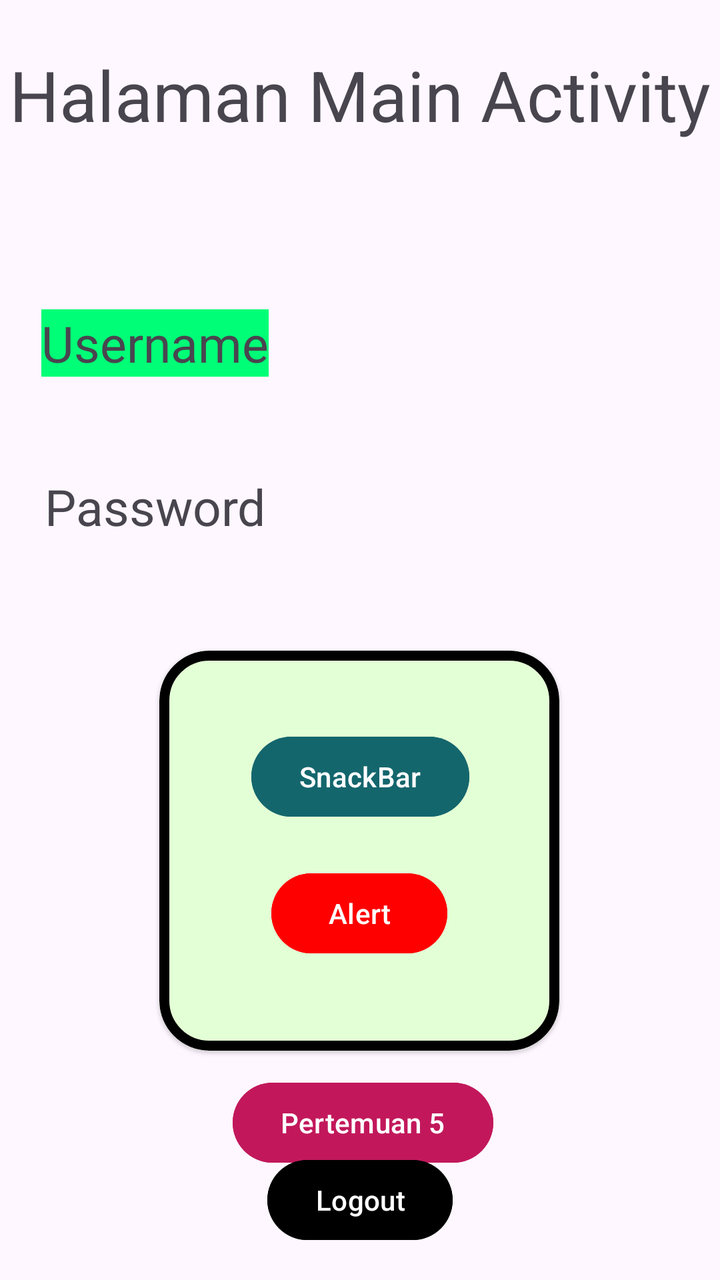
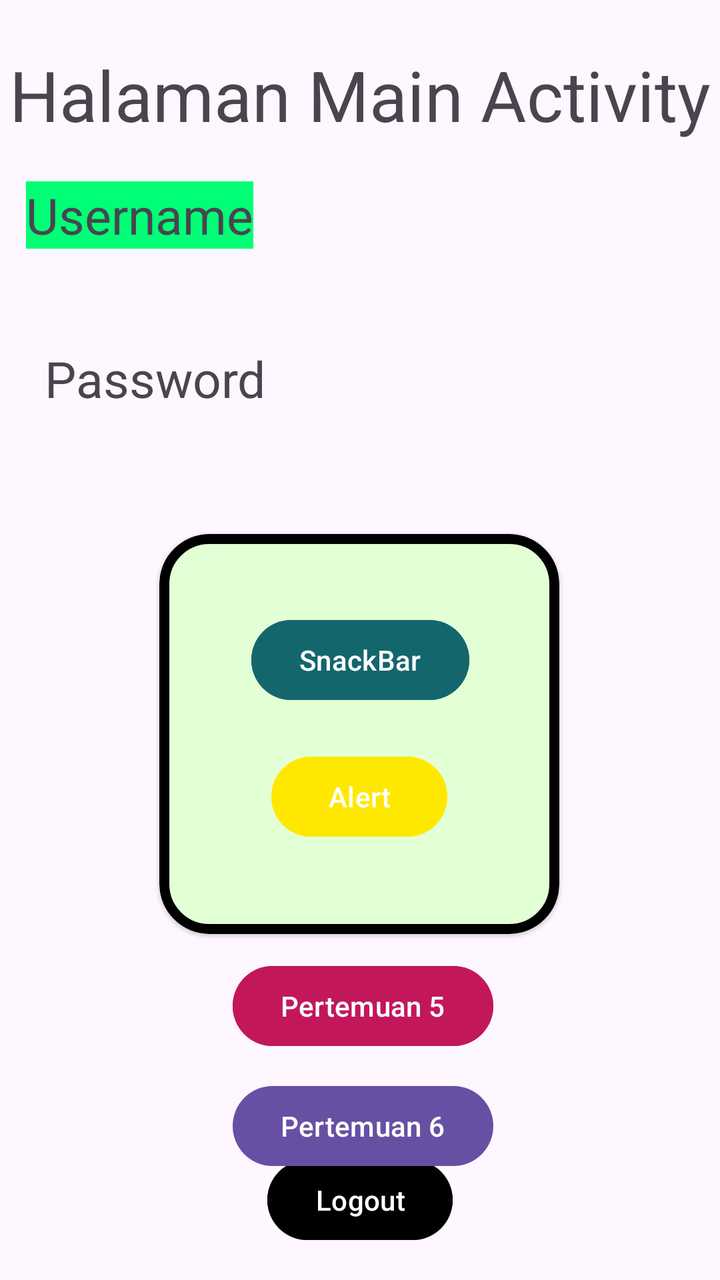

Compare the two renders of this Android layout. The source of the first and the diff that turns it into the second are given below.
<!-- AndroidManifest.xml: application theme Theme.Project_Pramana -->
<!-- res/layout/activity_main.xml -->
<?xml version="1.0" encoding="utf-8"?>
<androidx.constraintlayout.widget.ConstraintLayout xmlns:android="http://schemas.android.com/apk/res/android"
    xmlns:app="http://schemas.android.com/apk/res-auto"
    xmlns:tools="http://schemas.android.com/tools"
    android:id="@+id/main"
    android:layout_width="match_parent"
    android:layout_height="match_parent"
    tools:context=".MainActivity">

    <TextView
        android:id="@+id/txtUsername"
        android:layout_width="wrap_content"
        android:layout_height="wrap_content"
        android:layout_marginTop="84dp"
        android:background="#00FF77"
        android:text="Username"
        android:textSize="25sp"
        app:layout_constraintEnd_toEndOf="parent"
        app:layout_constraintHorizontal_bias="0.084"
        app:layout_constraintStart_toStartOf="parent"
        app:layout_constraintTop_toBottomOf="@+id/textView2" />

    <TextView
        android:id="@+id/txtPassword"
        android:layout_width="wrap_content"
        android:layout_height="wrap_content"
        android:layout_marginTop="48dp"
        android:text="Password"
        android:textSize="25sp"
        app:layout_constraintBottom_toBottomOf="parent"
        app:layout_constraintEnd_toEndOf="parent"
        app:layout_constraintHorizontal_bias="0.09"
        app:layout_constraintStart_toStartOf="parent"
        app:layout_constraintTop_toBottomOf="@+id/txtUsername"
        app:layout_constraintVertical_bias="0.0" />

    <TextView
        android:id="@+id/textView2"
        android:layout_width="wrap_content"
        android:layout_height="wrap_content"
        android:layout_marginTop="24dp"
        android:text="Halaman Main Activity"
        android:textSize="35sp"
        app:layout_constraintEnd_toEndOf="parent"
        app:layout_constraintHorizontal_bias="0.491"
        app:layout_constraintStart_toStartOf="parent"
        app:layout_constraintTop_toTopOf="parent" />

    <com.google.android.material.card.MaterialCardView
        android:id="@+id/materialCardView"
        android:layout_width="200dp"
        android:layout_height="200dp"
        android:layout_marginTop="44dp"
        app:cardBackgroundColor="#E3FFD5"
        app:cardCornerRadius="25dp"
        app:cardElevation="1dp"
        app:layout_constraintBottom_toBottomOf="parent"
        app:layout_constraintEnd_toEndOf="parent"
        app:layout_constraintHorizontal_bias="0.497"
        app:layout_constraintStart_toStartOf="parent"
        app:layout_constraintTop_toBottomOf="@+id/txtPassword"
        app:layout_constraintVertical_bias="0.089"
        app:strokeColor="#000000"
        app:strokeWidth="5dp">

        <androidx.constraintlayout.widget.ConstraintLayout
            android:layout_width="match_parent"
            android:layout_height="match_parent"
            android:layout_margin="15dp">

            <Button
                android:id="@+id/btnSnackbar"
                android:layout_width="wrap_content"
                android:layout_height="wrap_content"
                android:layout_marginTop="24dp"
                android:backgroundTint="#14666D"
                android:text="SnackBar"
                app:layout_constraintEnd_toEndOf="parent"
                app:layout_constraintHorizontal_bias="0.508"
                app:layout_constraintStart_toStartOf="parent"
                app:layout_constraintTop_toTopOf="parent" />

            <Button
                android:id="@+id/btnAlert"
                android:layout_width="wrap_content"
                android:layout_height="wrap_content"
                android:backgroundTint="@color/yellow"
                android:text="Alert"
                app:layout_constraintBottom_toBottomOf="parent"
                app:layout_constraintEnd_toEndOf="parent"
                app:layout_constraintStart_toStartOf="parent"
                app:layout_constraintTop_toBottomOf="@+id/btnSnackbar"
                app:layout_constraintVertical_bias="0.407" />

        </androidx.constraintlayout.widget.ConstraintLayout>


    </com.google.android.material.card.MaterialCardView>

    <Button
        android:id="@+id/btnToLima"
        android:layout_width="wrap_content"
        android:layout_height="wrap_content"
        android:layout_marginTop="12dp"
        android:backgroundTint="#C2185B"
        android:text="Pertemuan 5"
        app:layout_constraintEnd_toEndOf="parent"
        app:layout_constraintHorizontal_bias="0.507"
        app:layout_constraintStart_toStartOf="parent"
        app:layout_constraintTop_toBottomOf="@+id/materialCardView" />

    <Button
        android:id="@+id/btnLogout"
        android:layout_width="wrap_content"
        android:layout_height="wrap_content"
        android:layout_marginBottom="16dp"
        android:backgroundTint="@color/black"
        android:text="Logout"
        app:layout_constraintBottom_toBottomOf="parent"
        app:layout_constraintEnd_toEndOf="parent"
        app:layout_constraintStart_toStartOf="parent" />

    <Button
        android:id="@+id/btnP6"
        android:layout_width="wrap_content"
        android:layout_height="wrap_content"
        android:layout_marginTop="12dp"
        android:text="Pertemuan 6"
        app:layout_constraintBottom_toTopOf="@+id/btnLogout"
        app:layout_constraintEnd_toEndOf="parent"
        app:layout_constraintHorizontal_bias="0.507"
        app:layout_constraintStart_toStartOf="parent"
        app:layout_constraintTop_toBottomOf="@+id/btnToLima"
        app:layout_constraintVertical_bias="0.0" />


</androidx.constraintlayout.widget.ConstraintLayout>
<!-- resources referenced by this layout -->
<resources>
  <color name="black">#FF000000</color>
  <color name="yellow">#FFFF0000</color>
  <style name="Theme.Project_Pramana" parent="Base.Theme.Project_Pramana" />
  <style name="Base.Theme.Project_Pramana" parent="Theme.Material3.DayNight.NoActionBar">
          
          
      </style>
</resources>

<!-- the commit's change to res/layout/activity_main.xml (unified diff, before → after) -->
@@ -11,12 +11,12 @@
         android:id="@+id/txtUsername"
         android:layout_width="wrap_content"
         android:layout_height="wrap_content"
-        android:layout_marginTop="84dp"
+        android:layout_marginTop="20dp"
         android:background="#00FF77"
         android:text="Username"
         android:textSize="25sp"
         app:layout_constraintEnd_toEndOf="parent"
-        app:layout_constraintHorizontal_bias="0.084"
+        app:layout_constraintHorizontal_bias="0.053"
         app:layout_constraintStart_toStartOf="parent"
         app:layout_constraintTop_toBottomOf="@+id/textView2" />
 
@@ -134,4 +134,5 @@
         app:layout_constraintVertical_bias="0.0" />
 
 
+
 </androidx.constraintlayout.widget.ConstraintLayout>
<!-- resource entries referenced after the edit -->
@@ -1,7 +1,7 @@
 <!-- resources referenced by this layout -->
 <resources>
   <color name="black">#FF000000</color>
-  <color name="yellow">#FFFF0000</color>
+  <color name="yellow">#FFE800</color>
   <style name="Theme.Project_Pramana" parent="Base.Theme.Project_Pramana" />
   <style name="Base.Theme.Project_Pramana" parent="Theme.Material3.DayNight.NoActionBar">
           
